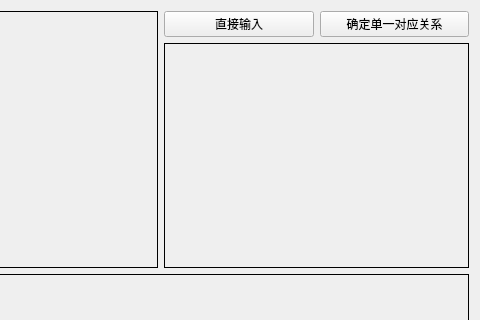
This is Step6.ui in albert2lyu/QualityFunctionDeployment as Qt 5 draws it before an edit; both pictures show x 220 to 700 and y 0 to 320 of the 700 by 500 pixel window. The edited form follows.
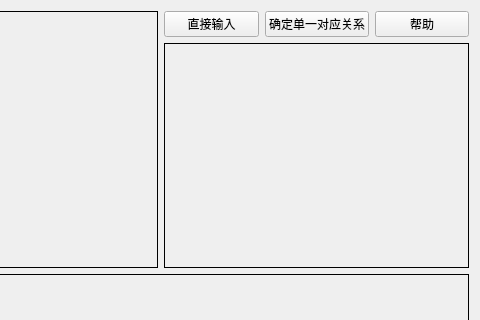
This is the edited form. Icons and pictures are not drawn.

Commit message: 5.2 加入帮助按钮 由于并不知道要加啥内容  暂时先放着

The edit to the form file:
```diff
--- a/Step6.ui
+++ b/Step6.ui
@@ -191,6 +191,13 @@
             </property>
            </widget>
           </item>
+          <item>
+           <widget class="QPushButton" name="helpButton">
+            <property name="text">
+             <string>帮助</string>
+            </property>
+           </widget>
+          </item>
          </layout>
         </item>
         <item>
```
The commit also changes 8 other files.
